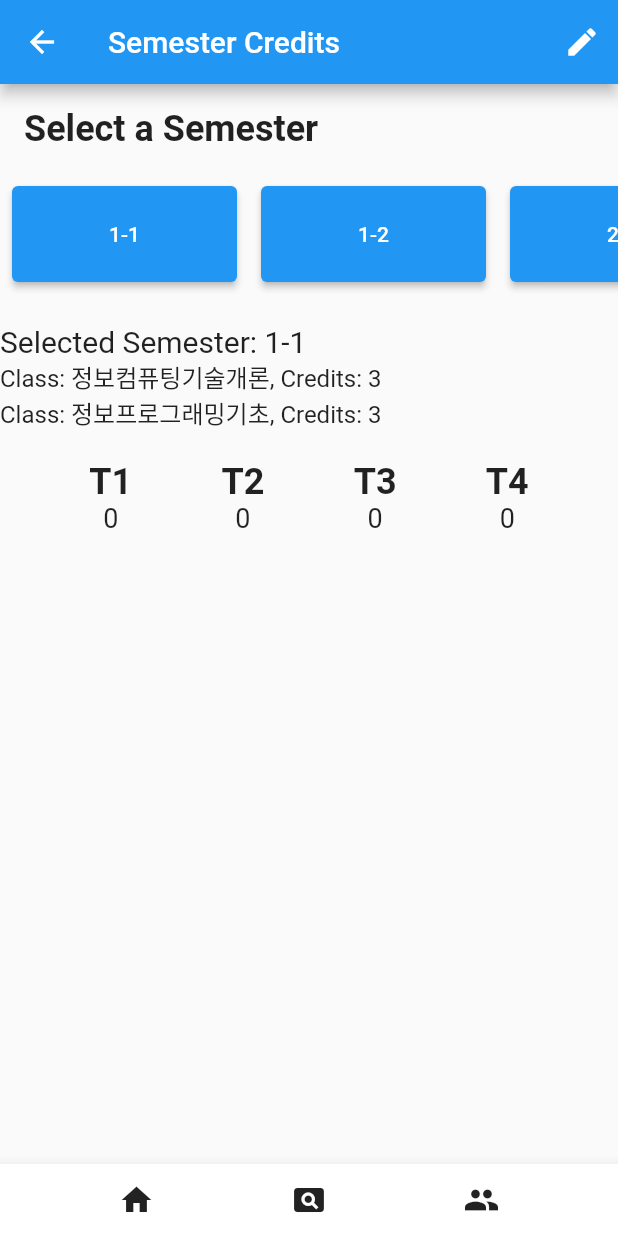
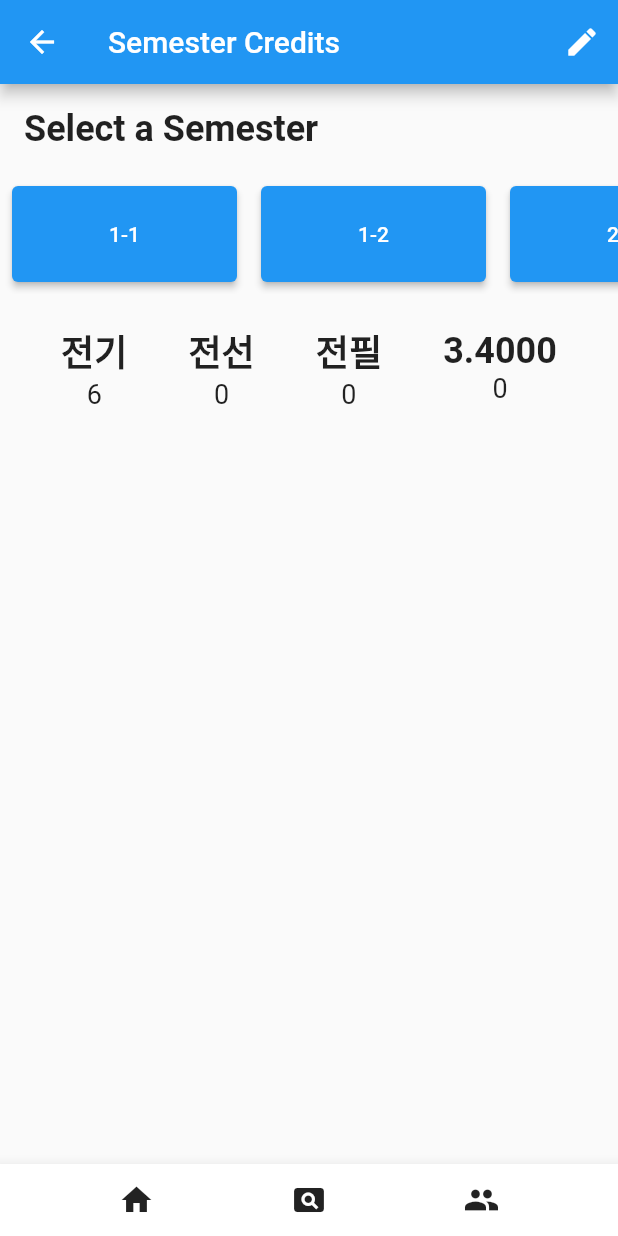
Before and after one commit to Brokepilot/Capstoneprojectfinal, a Flutter app: the ViewPage screen opened by its route, on a phone screen of 412 x 824 dp. Run offline on Flutter 3.47's test engine with Material 2 defaults, Android fonts, the light colour scheme and no system bars; our stand-ins replace fl_chart.

Commit message:
viewpage now works

```diff
--- a/lib/pages/viewpage.dart
+++ b/lib/pages/viewpage.dart
@@ -16,12 +16,13 @@ class _ViewPageState extends State<ViewPage> {
 
   @override
   void initState() {
-    var class1 = ClassTaken(className: '정보컴퓨팅기술개론', creditType: '전기', credits: 3);
-    var class2 = ClassTaken(className: '정보프로그래밍기초', creditType: '전기', credits: 3);
-    selectedSemester =  Semester(name: '1-1', classesTaken: [class1, class2]);
+    var class1 =
+        ClassTaken(className: '정보컴퓨팅기술개론', creditType: '전기', credits: 3);
+    var class2 =
+        ClassTaken(className: '정보프로그래밍기초', creditType: '전기', credits: 3);
+    selectedSemester = Semester(name: '1-1', classesTaken: [class1, class2]);
     super.initState();
   }
-
 
   @override
   Widget build(BuildContext context) {
@@ -34,7 +35,8 @@ class _ViewPageState extends State<ViewPage> {
               Navigator.push(
                 context,
                 MaterialPageRoute(
-                  builder: (context) => EditPage(user: widget.user), // pass user to EditPage
+                  builder: (context) =>
+                      EditPage(user: widget.user), // pass user to EditPage
                 ),
               );
             },
@@ -63,31 +65,15 @@ class _ViewPageState extends State<ViewPage> {
             ),
           ),
           SizedBox(height: 20),
-          if (selectedSemester != null)
-            Column(
-              crossAxisAlignment: CrossAxisAlignment.start,
-              children: [
-                Text(
-                  'Selected Semester: ${selectedSemester.name}',
-                  style: TextStyle(fontSize: 20),
-                ),
-                ...selectedSemester.classesTaken.map((class_) {
-                  return Text(
-                    'Class: ${class_.className}, Credits: ${class_.credits}',
-                    style: TextStyle(fontSize: 16),
-                  );
-                }).toList(),
-              ],
-            ),
-          SizedBox(height: 20),
-          // Added a new Row widget for the new container
+          // New container with 4 columns
+          // New container with 4 columns
           Row(
             mainAxisAlignment: MainAxisAlignment.spaceEvenly,
             children: [
-              _buildColumn('T1', '0'), // replace '0' with the value you want
-              _buildColumn('T2', '0'), // replace '0' with the value you want
-              _buildColumn('T3', '0'), // replace '0' with the value you want
-              _buildColumn('T4', '0'), // replace '0' with the value you want
+              _buildColumn('전기', selectedSemester),
+              _buildColumn('전선', selectedSemester),
+              _buildColumn('전필', selectedSemester),
+              _buildColumn('3.4000', selectedSemester),
             ],
           ),
         ],
@@ -144,7 +130,14 @@ class _ViewPageState extends State<ViewPage> {
     );
   }
 
-  Widget _buildColumn(String title, String number) {
+  Widget _buildColumn(String title, Semester semester) {
+    int totalCredits = 0;
+    for (var classTaken in semester.classesTaken) {
+      if (classTaken.creditType == title) {
+        totalCredits += classTaken.credits;
+      }
+    }
+
     return Column(
       children: [
         Text(
@@ -152,11 +145,10 @@ class _ViewPageState extends State<ViewPage> {
           style: TextStyle(fontSize: 24, fontWeight: FontWeight.bold),
         ),
         Text(
-          number,
+          totalCredits.toString(),
           style: TextStyle(fontSize: 18),
         ),
       ],
     );
   }
-
 }
```
